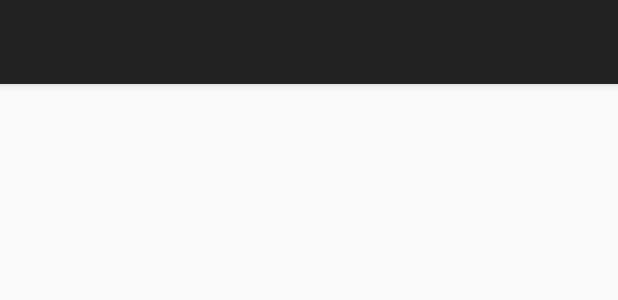
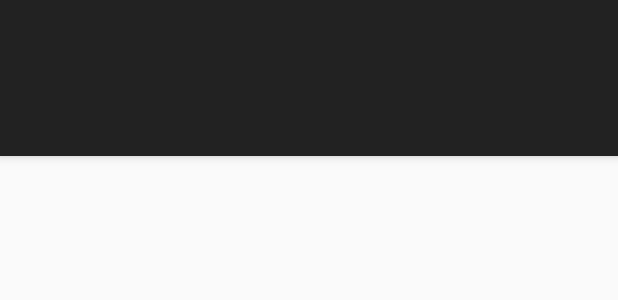
Before and after one commit to mingyu1285/GameR, an Android app: the layout video_tab2.xml on its own in the app's theme, with its tools: preview values and no code run, on a phone screen of 412 x 824 dp. Shown: the top 300 px of the screen. Run offline under Robolectric (Android 15) with nearby library versions, the phone set to English and light mode, and no system bars.

Commit message:
VideoTabViewPager commit

```diff
--- a/app/src/main/java/com/mingyu1285/gamer/GameTab1.java
+++ b/app/src/main/java/com/mingyu1285/gamer/GameTab1.java
@@ -37,6 +37,7 @@ public class GameTab1 extends Fragment {
         drawerLayout= (DrawerLayout)view;
         Toolbar toolbar= view.findViewById(R.id.toolbar);
         ((FragmentActivity)getActivity()).setSupportActionBar(toolbar);
+        ((FragmentActivity)getActivity()).getSupportActionBar().setTitle("장르별 게임");
 
        adapter = new GameTabAdapter(getChildFragmentManager());
        tabLayout = view.findViewById(R.id.layout_tab);
--- a/app/src/main/res/layout/fragment_appbar.xml
+++ b/app/src/main/res/layout/fragment_appbar.xml
@@ -4,8 +4,7 @@
     android:layout_height="match_parent"
     xmlns:tools="http://schemas.android.com/tools"
     android:id="@+id/layout_drawer"
-    xmlns:app="http://schemas.android.com/apk/res-auto"
-    tools:context=".AppBarLayout">
+    xmlns:app="http://schemas.android.com/apk/res-auto">
 
     <LinearLayout
         android:layout_width="match_parent"
--- a/app/src/main/res/layout/game_tab1.xml
+++ b/app/src/main/res/layout/game_tab1.xml
@@ -17,7 +17,7 @@
             <androidx.appcompat.widget.Toolbar
                 android:id="@+id/toolbar"
                 android:layout_width="match_parent"
-                android:layout_height="wrap_content"/>
+                android:layout_height="?attr/actionBarSize"/>
 
             <com.google.android.material.tabs.TabLayout
                 android:id="@+id/layout_tab"
--- a/app/src/main/res/layout/video_tab2.xml
+++ b/app/src/main/res/layout/video_tab2.xml
@@ -1,6 +1,9 @@
-<?xml version="1.0" encoding="utf-8"?>
 <androidx.drawerlayout.widget.DrawerLayout xmlns:android="http://schemas.android.com/apk/res/android"
-    android:layout_width="match_parent" android:layout_height="match_parent">
+    android:layout_width="match_parent"
+    android:layout_height="match_parent"
+    xmlns:tools="http://schemas.android.com/tools"
+    android:id="@+id/layout_drawer"
+    xmlns:app="http://schemas.android.com/apk/res-auto">
 
     <LinearLayout
         android:layout_width="match_parent"
@@ -14,10 +17,36 @@
             <androidx.appcompat.widget.Toolbar
                 android:id="@+id/toolbar"
                 android:layout_width="match_parent"
-        android:layout_height="wrap_content"/>
+                android:layout_height="?attr/actionBarSize"/>
+
+            <com.google.android.material.tabs.TabLayout
+                android:id="@+id/layout_tab"
+                android:layout_width="match_parent"
+                android:layout_height="wrap_content"
+                app:tabTextColor="#555555"
+                app:tabSelectedTextColor="#ffffff"
+                app:tabIndicatorHeight="4dp"
+                app:tabMode="fixed"
+                app:tabGravity="fill">
+            </com.google.android.material.tabs.TabLayout>
 
         </com.google.android.material.appbar.AppBarLayout>
+        <androidx.viewpager.widget.ViewPager
+            android:id="@+id/pager"
+            android:layout_width="match_parent"
+            android:layout_height="match_parent">
+
+        </androidx.viewpager.widget.ViewPager>
 
     </LinearLayout>
 
+    <com.google.android.material.navigation.NavigationView
+        android:layout_width="wrap_content"
+        android:layout_height="match_parent"
+        android:id="@+id/nav"
+        android:layout_gravity="start"
+        app:menu="@menu/drawer_menu"/>
+
+
+
 </androidx.drawerlayout.widget.DrawerLayout>
--- a/app/src/main/res/values/styles.xml
+++ b/app/src/main/res/values/styles.xml
@@ -23,4 +23,5 @@
 
 
 
+
 </resources>
```
Also changed, not shown: app/src/main/java/com/mingyu1285/gamer/VideoTab2.java (+51 -1 lines), app/src/main/java/com/mingyu1285/gamer/VideoTabAdapter.java (added, +40 -0 lines), app/src/main/java/com/mingyu1285/gamer/VideoTabViewPager1.java (added, +56 -0 lines), app/src/main/java/com/mingyu1285/gamer/ViedoTabViewPager2.java (added, +56 -0 lines), app/src/main/res/layout/video_tab_pager1.xml (added, +17 -0 lines), app/src/main/res/layout/video_tab_pager2.xml (added, +17 -0 lines). Lines whose indentation alone changed are shown as unchanged.
